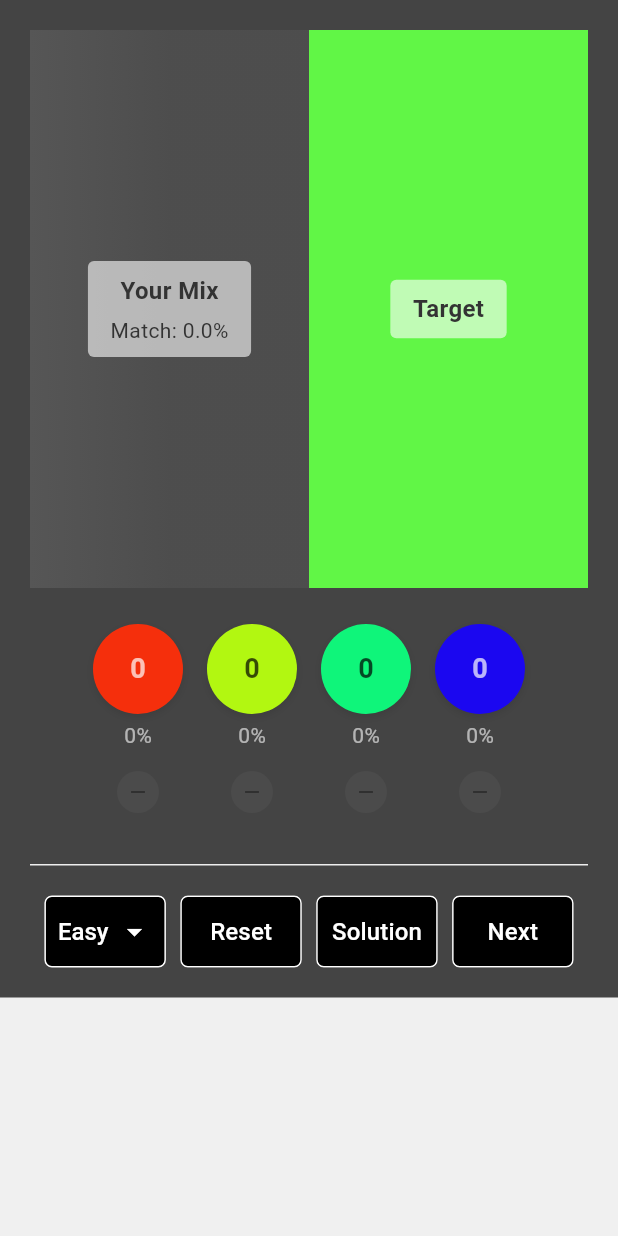
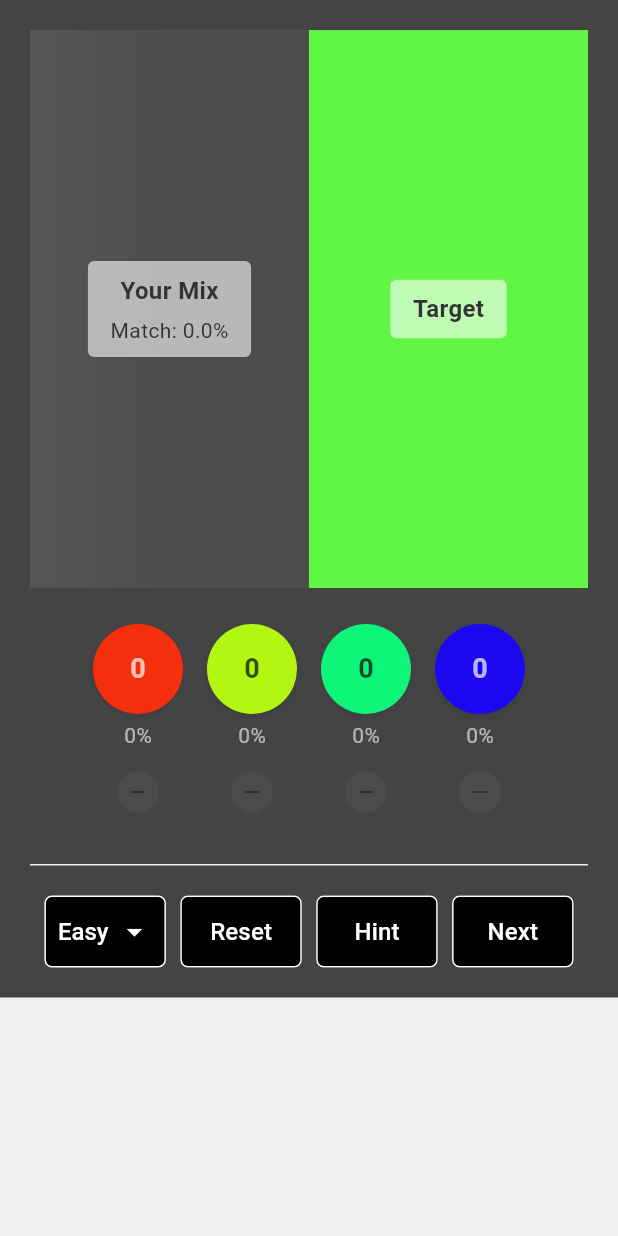
Before and after one commit to colormatchingdude/app, a Flutter app: the screen it shows after launch, on a phone screen of 412 x 824 dp. Run offline on Flutter 3.47's test engine with Material 3 defaults, Android fonts, the phone set to English and light mode, and no system bars; our stand-ins replace confetti.

Commit message:
fixed hint, and texts

```diff
--- a/lib/screens/game_screen.dart
+++ b/lib/screens/game_screen.dart
@@ -35,7 +35,6 @@ class GameScreen extends StatelessWidget {
                         targetColor: colorGame.targetColor,
                         matchPercentage: colorGame.matchPercentage,
                         showSuccessMessage: colorGame.showSuccessMessage,
-                        showSolutionMessage: colorGame.showSolutionMessage,
                       ),
 
                       const SizedBox(height: 24.0),
--- a/lib/widgets/color_display.dart
+++ b/lib/widgets/color_display.dart
@@ -8,7 +8,6 @@ class ColorDisplay extends StatefulWidget {
   final Color targetColor;
   final double matchPercentage;
   final bool showSuccessMessage;
-  final bool showSolutionMessage;
 
   const ColorDisplay({
     Key? key,
@@ -16,7 +15,6 @@ class ColorDisplay extends StatefulWidget {
     required this.targetColor,
     required this.matchPercentage,
     required this.showSuccessMessage,
-    required this.showSolutionMessage,
   }) : super(key: key);
 
   @override
@@ -108,28 +106,6 @@ class _ColorDisplayState extends State<ColorDisplay> {
                               color: Color(0xFF333333),
                             ),
                           ),
-                          if (widget.showSuccessMessage) ...[
-                            const SizedBox(height: 5.0),
-                            const Text(
-                              'Great Job!',
-                              style: TextStyle(
-                                fontSize: 16.0,
-                                fontWeight: FontWeight.bold,
-                                color: Color(0xFF28A745),
-                              ),
-                            ),
-                          ],
-                          if (widget.showSolutionMessage) ...[
-                            const SizedBox(height: 5.0),
-                            const Text(
-                              'Solution Applied',
-                              style: TextStyle(
-                                fontSize: 16.0,
-                                fontWeight: FontWeight.bold,
-                                color: Color(0xFF007BFF),
-                              ),
-                            ),
-                          ],
                         ],
                       ),
                     ),
--- a/lib/widgets/game_controls.dart
+++ b/lib/widgets/game_controls.dart
@@ -162,7 +162,7 @@ class GameControls extends StatelessWidget {
       onPressed: onSolution,
       style: _commonButtonStyle,
       child: const Text(
-        'Solution',
+        'Hint',
         style: TextStyle(
           fontSize: 16.0,
           fontWeight: FontWeight.w500,
```
Also changed, not shown: lib/models/color_game.dart (+21 -16 lines).
